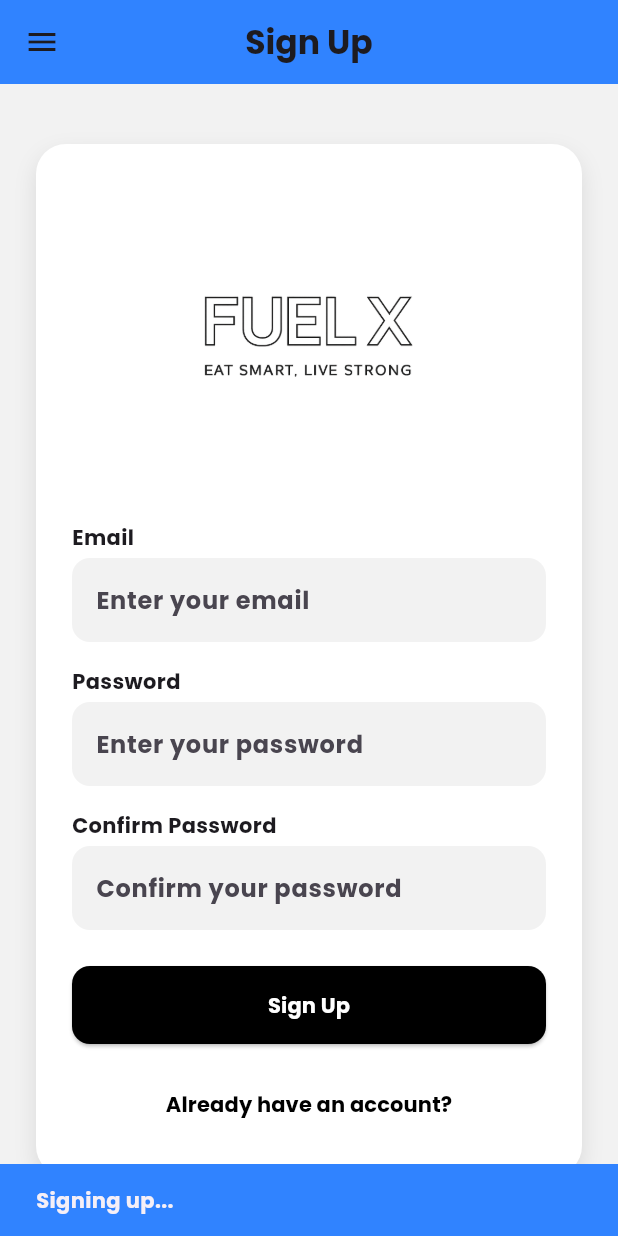
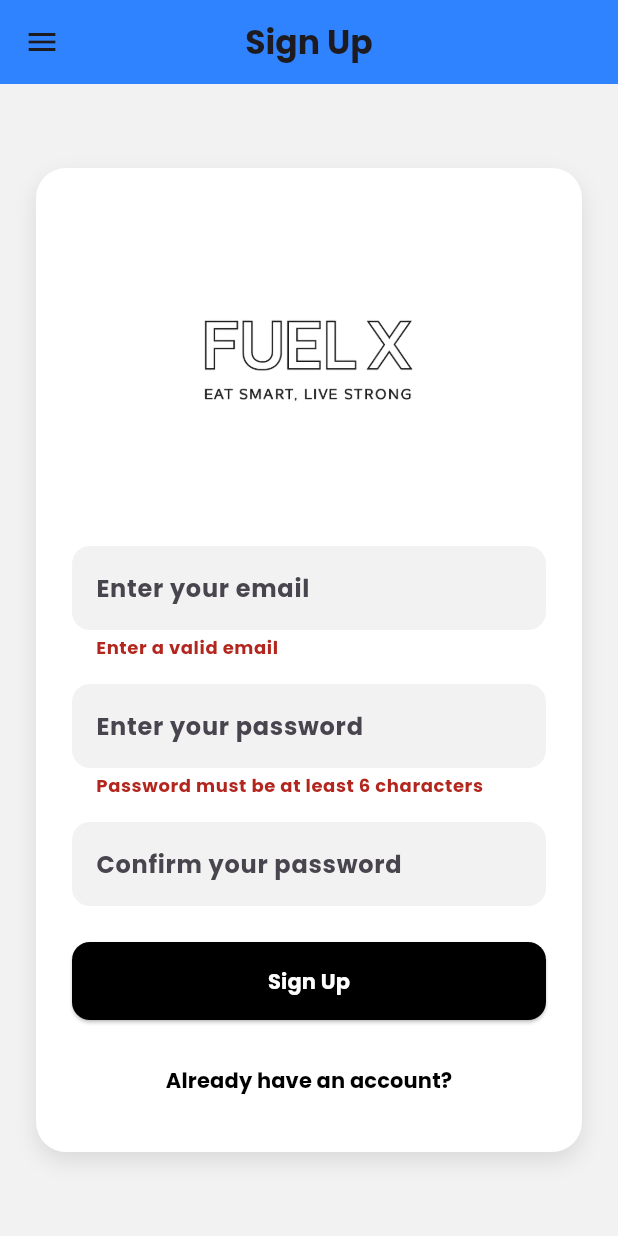
Before and after one commit to Bugrametli/CS-310-Project, a Flutter app: the SignUpScreen screen opened by its route, after a tap on "Sign Up", on a phone screen of 412 x 824 dp. Run offline on Flutter 3.47's test engine with Material 3 defaults, Android fonts, the phone set to English and light mode, and no system bars; our stand-ins replace firebase_auth, firebase_core, fl_chart; accounts and stored records are empty.

Commit message:
Phase 3 part 1 is handled

```diff
--- a/lib/main_drawer.dart
+++ b/lib/main_drawer.dart
@@ -1,10 +1,12 @@
 import 'package:flutter/material.dart';
+import 'package:firebase_auth/firebase_auth.dart';
 
 class MainDrawer extends StatelessWidget {
   const MainDrawer({super.key});
 
   @override
   Widget build(BuildContext context) {
+    final user = FirebaseAuth.instance.currentUser;
     return Drawer(
       child: ListView(
         padding: EdgeInsets.zero,
@@ -25,6 +27,7 @@ class MainDrawer extends StatelessWidget {
               ],
             ),
           ),
+          if (user == null) ...[
             ListTile(
               title: const Text('Sign In'),
               onTap: () => Navigator.pushNamed(context, '/signin'),
@@ -33,6 +36,7 @@ class MainDrawer extends StatelessWidget {
               title: const Text('Sign Up'),
               onTap: () => Navigator.pushNamed(context, '/signup'),
             ),
+          ] else ...[
             ListTile(
               title: const Text('Profile'),
               onTap: () => Navigator.pushNamed(context, '/profile'),
@@ -53,6 +57,16 @@ class MainDrawer extends StatelessWidget {
               title: const Text('Nutrition Plan'),
               onTap: () => Navigator.pushNamed(context, '/plan'),
             ),
+            const Divider(),
+            ListTile(
+              leading: const Icon(Icons.logout),
+              title: const Text('Logout'),
+              onTap: () async {
+                await FirebaseAuth.instance.signOut();
+                Navigator.of(context).pushNamedAndRemoveUntil('/signin', (route) => false);
+              },
+            ),
+          ],
         ],
       ),
     );
--- a/lib/sign_up_screen.dart
+++ b/lib/sign_up_screen.dart
@@ -1,8 +1,65 @@
 import 'package:flutter/material.dart';
+import 'package:firebase_auth/firebase_auth.dart';
 import 'main_drawer.dart';
 
-class SignUpScreen extends StatelessWidget {
+class SignUpScreen extends StatefulWidget {
   const SignUpScreen({super.key});
+
+  @override
+  State<SignUpScreen> createState() => _SignUpScreenState();
+}
+
+class _SignUpScreenState extends State<SignUpScreen> {
+  final TextEditingController _emailController = TextEditingController();
+  final TextEditingController _passwordController = TextEditingController();
+  final TextEditingController _confirmController = TextEditingController();
+  final GlobalKey<FormState> _formKey = GlobalKey<FormState>();
+  bool _isLoading = false;
+
+  Future<void> _submitForm() async {
+    if (!_formKey.currentState!.validate()) {
+      return;
+    }
+
+    setState(() => _isLoading = true);
+    try {
+      await FirebaseAuth.instance.createUserWithEmailAndPassword(
+        email: _emailController.text.trim(),
+        password: _passwordController.text.trim(),
+      );
+      Navigator.pushReplacementNamed(context, '/plan');
+    } on FirebaseAuthException catch (e) {
+      String message;
+      switch (e.code) {
+        case 'email-already-in-use':
+          message = 'An account already exists for that email.';
+          break;
+        case 'invalid-email':
+          message = 'Email address is badly formatted.';
+          break;
+        case 'weak-password':
+          message = 'Password is too weak.';
+          break;
+        default:
+          message = 'Registration failed. Please try again.';
+      }
+      showDialog(
+        context: context,
+        builder: (_) => AlertDialog(
+          title: const Text('Sign-Up Error'),
+          content: Text(message),
+          actions: [
+            TextButton(
+              onPressed: () => Navigator.pop(context),
+              child: const Text('OK'),
+            ),
+          ],
+        ),
+      );
+    } finally {
+      setState(() => _isLoading = false);
+    }
+  }
 
   @override
   Widget build(BuildContext context) {
@@ -31,6 +88,8 @@ class SignUpScreen extends StatelessWidget {
             ],
           ),
           child: SingleChildScrollView(
+            child: Form(
+              key: _formKey,
               child: Column(
                 crossAxisAlignment: CrossAxisAlignment.stretch,
                 children: [
@@ -41,9 +100,8 @@ class SignUpScreen extends StatelessWidget {
                     fit: BoxFit.contain,
                   ),
                   const SizedBox(height: 32),
-                const Text('Email'),
-                const SizedBox(height: 4),
-                TextField(
+                  TextFormField(
+                    controller: _emailController,
                     decoration: InputDecoration(
                       hintText: 'Enter your email',
                       filled: true,
@@ -53,11 +111,16 @@ class SignUpScreen extends StatelessWidget {
                         borderSide: BorderSide.none,
                       ),
                     ),
+                    validator: (value) {
+                      if (value == null || value.isEmpty || !value.contains('@')) {
+                        return 'Enter a valid email';
+                      }
+                      return null;
+                    },
                   ),
                   const SizedBox(height: 16),
-                const Text('Password'),
-                const SizedBox(height: 4),
-                TextField(
+                  TextFormField(
+                    controller: _passwordController,
                     obscureText: true,
                     decoration: InputDecoration(
                       hintText: 'Enter your password',
@@ -68,11 +131,16 @@ class SignUpScreen extends StatelessWidget {
                         borderSide: BorderSide.none,
                       ),
                     ),
+                    validator: (value) {
+                      if (value == null || value.length < 6) {
+                        return 'Password must be at least 6 characters';
+                      }
+                      return null;
+                    },
                   ),
                   const SizedBox(height: 16),
-                const Text('Confirm Password'),
-                const SizedBox(height: 4),
-                TextField(
+                  TextFormField(
+                    controller: _confirmController,
                     obscureText: true,
                     decoration: InputDecoration(
                       hintText: 'Confirm your password',
@@ -83,17 +151,16 @@ class SignUpScreen extends StatelessWidget {
                         borderSide: BorderSide.none,
                       ),
                     ),
+                    validator: (value) {
+                      if (value != _passwordController.text) {
+                        return 'Passwords do not match';
+                      }
+                      return null;
+                    },
                   ),
                   const SizedBox(height: 24),
                   ElevatedButton(
-                  onPressed: () {
-                    ScaffoldMessenger.of(context).showSnackBar(
-                      const SnackBar(
-                        content: Text('Signing up...'),
-                        backgroundColor: Color(0xFF3083FF),
-                      ),
-                    );
-                  },
+                    onPressed: _isLoading ? null : _submitForm,
                     style: ElevatedButton.styleFrom(
                       backgroundColor: Colors.black,
                       padding: const EdgeInsets.symmetric(vertical: 16),
@@ -101,7 +168,9 @@ class SignUpScreen extends StatelessWidget {
                         borderRadius: BorderRadius.circular(12),
                       ),
                     ),
-                  child: const Text(
+                    child: _isLoading
+                        ? const CircularProgressIndicator(color: Colors.white)
+                        : const Text(
                             'Sign Up',
                             style: TextStyle(color: Colors.white),
                           ),
@@ -109,9 +178,7 @@ class SignUpScreen extends StatelessWidget {
                   const SizedBox(height: 16),
                   Center(
                     child: TextButton(
-                    onPressed: () {
-                      Navigator.pushNamed(context, '/signin');
-                    },
+                      onPressed: () => Navigator.pushNamed(context, '/signin'),
                       child: const Text(
                         'Already have an account?',
                         style: TextStyle(color: Colors.black),
@@ -123,6 +190,7 @@ class SignUpScreen extends StatelessWidget {
             ),
           ),
         ),
+      ),
     );
   }
 }
```
Also changed, not shown: lib/main.dart (+46 -10 lines), lib/sign_in_screen.dart (+53 -13 lines). Lines whose indentation alone changed are shown as unchanged.
